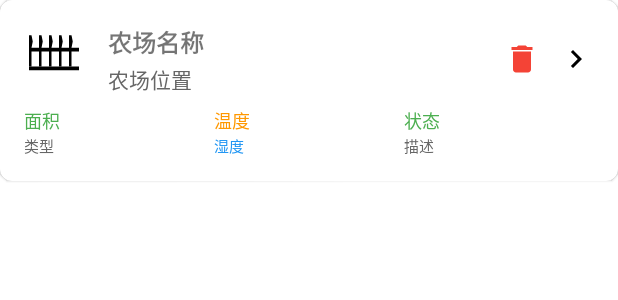
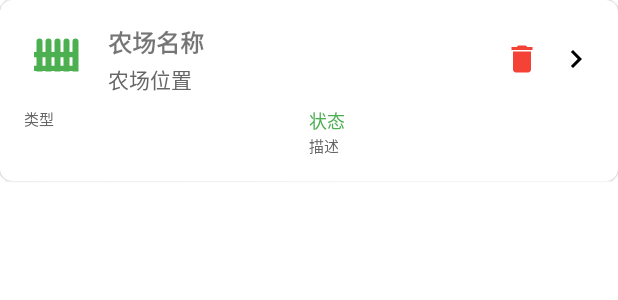
Before and after one commit to kaijiewang-1/modelfarm, an Android app built with Jetpack Compose: the layout item_farm.xml on its own in the app's theme, with its tools: preview values and no code run, on a phone screen of 412 x 824 dp. Shown: the top 300 px of the screen. Run offline under Robolectric (Android 15) with nearby library versions, the light colour scheme and no system bars; network calls fail.

Commit message:
调整了一些组件的颜色优化了农场管理的界面设计

```diff
--- a/app/src/main/java/farm/FarmAdapter.java
+++ b/app/src/main/java/farm/FarmAdapter.java
@@ -52,10 +52,7 @@ public class FarmAdapter extends RecyclerView.Adapter<FarmAdapter.FarmViewHolder
         private final MaterialCardView cardFarm;
         private final TextView tvFarmName;
         private final TextView tvFarmLocation;
-        private final TextView tvFarmArea;
         private final TextView tvFarmType;
-        private final TextView tvFarmTemperature;
-        private final TextView tvFarmHumidity;
         private final TextView tvFarmStatus;
         private final TextView tvFarmDescription;
         private final ImageButton btnDelete;
@@ -65,10 +62,7 @@ public class FarmAdapter extends RecyclerView.Adapter<FarmAdapter.FarmViewHolder
             cardFarm = itemView.findViewById(R.id.card_farm);
             tvFarmName = itemView.findViewById(R.id.tv_farm_name);
             tvFarmLocation = itemView.findViewById(R.id.tv_farm_location);
-            tvFarmArea = itemView.findViewById(R.id.tv_farm_area);
             tvFarmType = itemView.findViewById(R.id.tv_farm_type);
-            tvFarmTemperature = itemView.findViewById(R.id.tv_farm_temperature);
-            tvFarmHumidity = itemView.findViewById(R.id.tv_farm_humidity);
             tvFarmStatus = itemView.findViewById(R.id.tv_farm_status);
             tvFarmDescription = itemView.findViewById(R.id.tv_farm_description);
             btnDelete = itemView.findViewById(R.id.btn_delete_farm);
@@ -77,10 +71,7 @@ public class FarmAdapter extends RecyclerView.Adapter<FarmAdapter.FarmViewHolder
         public void bind(farm_list.Farm farm) {
             tvFarmName.setText(farm.getName());
             tvFarmLocation.setText(farm.getLocation());
-            tvFarmArea.setText(farm.getArea());
             tvFarmType.setText(farm.getType());
-            tvFarmTemperature.setText(farm.getTemperature());
-            tvFarmHumidity.setText(farm.getHumidity());
             tvFarmStatus.setText(farm.getStatus());
             tvFarmDescription.setText(farm.getDescription());
 
--- a/app/src/main/res/drawable/ic_company.xml
+++ b/app/src/main/res/drawable/ic_company.xml
@@ -3,7 +3,7 @@
     android:height="24dp"
     android:viewportWidth="24"
     android:viewportHeight="24"
-    android:tint="?attr/colorOnSurface">
+    android:tint="#4CAF50">
   <path
       android:fillColor="@android:color/white"
       android:pathData="M12,7V3H2v18h20V7H12zM6,19H4v-2h2V19zM6,15H4v-2h2V15zM6,11H4V9h2V11zM6,7H4V5h2V7zM10,19H8v-2h2V19zM10,15H8v-2h2V15zM10,11H8V9h2V11zM10,7H8V5h2V7zM20,19h-8v-2h2v-2h-2v-2h2v-2h-2V9h8V19zM18,11h-2v2h2V11zM18,15h-2v2h2V15z"/>
--- a/app/src/main/res/drawable/ic_device.xml
+++ b/app/src/main/res/drawable/ic_device.xml
@@ -3,7 +3,7 @@
     android:height="24dp"
     android:viewportWidth="24"
     android:viewportHeight="24"
-    android:tint="?attr/colorOnSurface">
+    android:tint="#4CAF50">
   <path
       android:fillColor="@android:color/white"
       android:pathData="M17,1.01L7,1c-1.1,0 -1.99,0.9 -1.99,2v18c0,1.1 0.89,2 2,2h10c1.1,0 2,-0.9 2,-2V3c0,-1.1 -0.9,-1.99 -2,-1.99zM17,19H7V5h10v14z"/>
--- a/app/src/main/res/drawable/ic_farm.xml
+++ b/app/src/main/res/drawable/ic_farm.xml
@@ -1,35 +1,67 @@
+<?xml version="1.0" encoding="utf-8"?>
 <vector xmlns:android="http://schemas.android.com/apk/res/android"
     android:width="24dp"
     android:height="24dp"
     android:viewportWidth="24"
-    android:viewportHeight="24"
-    android:tint="?attr/colorOnSurface">
-  <!-- Top horizontal rail -->
+    android:viewportHeight="24">
+
+  <!-- 五根圆角竖栏 -->
   <path
-      android:fillColor="@android:color/white"
-      android:pathData="M2,7.5h20v1.5h-20z"/>
-  <!-- Bottom horizontal rail -->
+      android:fillColor="#4CAF50"
+      android:pathData="M5,5
+                          a1.2,1.2 0 0 1 2.4,0
+                          v12
+                          h-2.4
+                          z" />
+
   <path
-      android:fillColor="@android:color/white"
-      android:pathData="M2,15h20v1.5h-20z"/>
-  <!-- Picket 1 (left) -->
+      android:fillColor="#4CAF50"
+      android:pathData="M8.6,5
+                          a1.2,1.2 0 0 1 2.4,0
+                          v12
+                          h-2.4
+                          z" />
+
   <path
-      android:fillColor="@android:color/white"
-      android:pathData="M2,7.5 L3,7.5 L3.5,5 L3,2.5 L2,2.5 Z M2,7.5 L3,7.5 L3,15 L2,15 Z"/>
-  <!-- Picket 2 -->
+      android:fillColor="#4CAF50"
+      android:pathData="M12.2,5
+                          a1.2,1.2 0 0 1 2.4,0
+                          v12
+                          h-2.4
+                          z" />
+
   <path
-      android:fillColor="@android:color/white"
-      android:pathData="M6,7.5 L7,7.5 L7.5,5 L7,2.5 L6,2.5 Z M6,7.5 L7,7.5 L7,15 L6,15 Z"/>
-  <!-- Picket 3 (center) -->
+      android:fillColor="#4CAF50"
+      android:pathData="M15.8,5
+                          a1.2,1.2 0 0 1 2.4,0
+                          v12
+                          h-2.4
+                          z" />
+
   <path
-      android:fillColor="@android:color/white"
-      android:pathData="M10,7.5 L11,7.5 L11.5,5 L11,2.5 L10,2.5 Z M10,7.5 L11,7.5 L11,15 L10,15 Z"/>
-  <!-- Picket 4 -->
+      android:fillColor="#4CAF50"
+      android:pathData="M19.4,5
+                          a1.2,1.2 0 0 1 2.4,0
+                          v12
+                          h-2.4
+                          z" />
+
+  <!-- 顶部横栏 -->
   <path
-      android:fillColor="@android:color/white"
-      android:pathData="M14,7.5 L15,7.5 L15.5,5 L15,2.5 L14,2.5 Z M14,7.5 L15,7.5 L15,15 L14,15 Z"/>
-  <!-- Picket 5 (right) -->
+      android:fillColor="#4CAF50"
+      android:pathData="M4,9.2
+                          h16
+                          v2.1
+                          h-16
+                          z" />
+
+  <!-- 底部横栏 -->
   <path
-      android:fillColor="@android:color/white"
-      android:pathData="M18,7.5 L19,7.5 L19.5,5 L19,2.5 L18,2.5 Z M18,7.5 L19,7.5 L19,15 L18,15 Z"/>
+      android:fillColor="#4CAF50"
+      android:pathData="M4,14.7
+                          h16
+                          v2.1
+                          h-16
+                          z" />
+
 </vector>
--- a/app/src/main/res/layout/item_farm.xml
+++ b/app/src/main/res/layout/item_farm.xml
@@ -85,44 +85,12 @@
                 android:orientation="vertical">
 
                 <TextView
-                    android:id="@+id/tv_farm_area"
-                    android:layout_width="wrap_content"
-                    android:layout_height="wrap_content"
-                    android:text="面积"
-                    android:textSize="12sp"
-                    android:textColor="#4CAF50" />
-
-                <TextView
                     android:id="@+id/tv_farm_type"
                     android:layout_width="wrap_content"
                     android:layout_height="wrap_content"
                     android:text="类型"
                     android:textSize="10sp"
                     android:textColor="#666666" />
-
-            </LinearLayout>
-
-            <LinearLayout
-                android:layout_width="0dp"
-                android:layout_height="wrap_content"
-                android:layout_weight="1"
-                android:orientation="vertical">
-
-                <TextView
-                    android:id="@+id/tv_farm_temperature"
-                    android:layout_width="wrap_content"
-                    android:layout_height="wrap_content"
-                    android:text="温度"
-                    android:textSize="12sp"
-                    android:textColor="#FF9800" />
-
-                <TextView
-                    android:id="@+id/tv_farm_humidity"
-                    android:layout_width="wrap_content"
-                    android:layout_height="wrap_content"
-                    android:text="湿度"
-                    android:textSize="10sp"
-                    android:textColor="#2196F3" />
 
             </LinearLayout>
 
```
